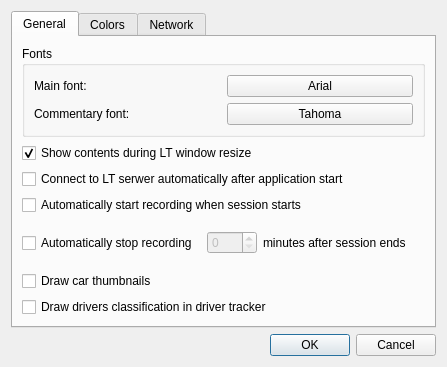
gronberg/f1lt, file ui/preferencesdialog.ui: the form before one commit.
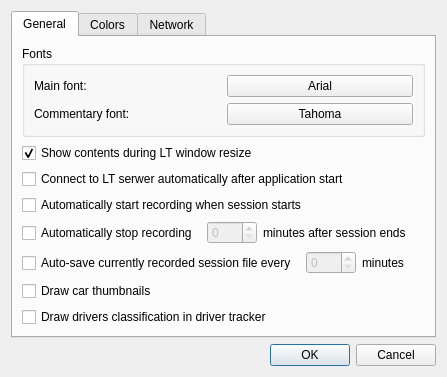
The form after the commit. Icons and pictures are not drawn.

Commit message: implemented auto-save recorded session files

```diff
--- a/ui/preferencesdialog.ui
+++ b/ui/preferencesdialog.ui
@@ -135,6 +135,37 @@
          </item>
         </layout>
        </item>
+       <item>
+        <layout class="QHBoxLayout" name="horizontalLayout_4">
+         <item>
+          <widget class="QCheckBox" name="autoSaveRecordBox">
+           <property name="text">
+            <string>Auto-save currently recorded session file every </string>
+           </property>
+          </widget>
+         </item>
+         <item>
+          <widget class="QSpinBox" name="autoSaveRecordSpinBox">
+           <property name="enabled">
+            <bool>false</bool>
+           </property>
+           <property name="maximumSize">
+            <size>
+             <width>50</width>
+             <height>16777215</height>
+            </size>
+           </property>
+          </widget>
+         </item>
+         <item>
+          <widget class="QLabel" name="label_10">
+           <property name="text">
+            <string>minutes</string>
+           </property>
+          </widget>
+         </item>
+        </layout>
+       </item>
        <item>
         <widget class="QCheckBox" name="thumbnailsCheckBox">
          <property name="text">
```
The commit also changes 16 other files.
